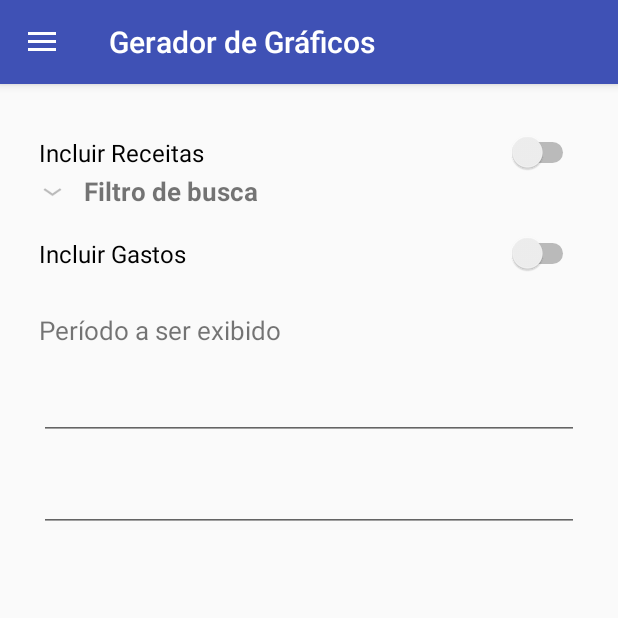
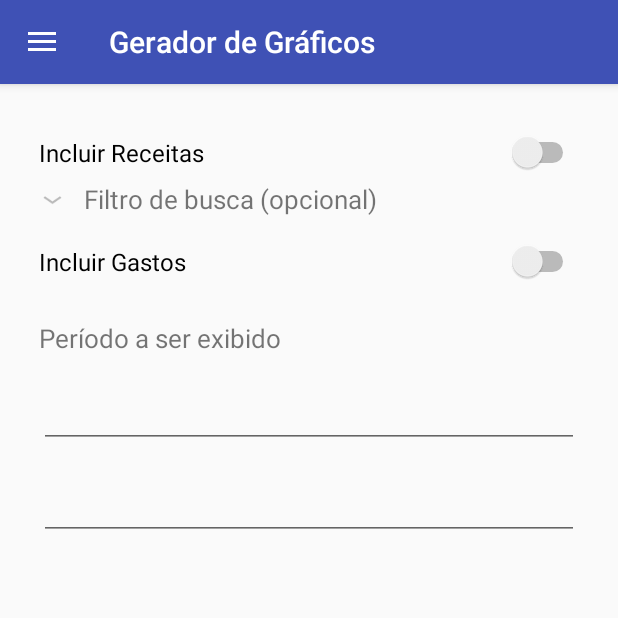
Before and after one commit to cassuci/equipe_rocket, an Android app: the screen it shows after launch (GraficoController), on a phone screen of 412 x 824 dp, the top half of it. Run offline under Robolectric (Android 15) with nearby library versions, the phone set to English and light mode, and no system bars.

Commit message:
Grafico UI alterada

```diff
--- a/app/src/main/java/com/draft/rckt/equiperocket/Grafico/ExpandableListAdapter.java
+++ b/app/src/main/java/com/draft/rckt/equiperocket/Grafico/ExpandableListAdapter.java
@@ -6,6 +6,7 @@ import android.view.LayoutInflater;
 import android.view.View;
 import android.view.ViewGroup;
 import android.widget.BaseExpandableListAdapter;
+import android.widget.CheckBox;
 import android.widget.TextView;
 
 import com.draft.rckt.equiperocket.R;
@@ -53,7 +54,7 @@ public class ExpandableListAdapter extends BaseExpandableListAdapter {
             convertView = infalInflater.inflate(R.layout.listitem_grafico_filtro_receita, null);
         }
 
-        TextView txtListChild = (TextView) convertView
+        CheckBox txtListChild = (CheckBox) convertView
                 .findViewById(R.id.listItem_grafico_filtro_receita_item);
 
         txtListChild.setText(childText);
@@ -93,7 +94,7 @@ public class ExpandableListAdapter extends BaseExpandableListAdapter {
 
         TextView lblListHeader = (TextView) convertView
                 .findViewById(R.id.listGroup_grafico_filtro_receita_header);
-        lblListHeader.setTypeface(null, Typeface.BOLD);
+//        lblListHeader.setTypeface(null, Typeface);
         lblListHeader.setText(headerTitle);
 
         return convertView;
--- a/app/src/main/java/com/draft/rckt/equiperocket/Grafico/GraficoController.java
+++ b/app/src/main/java/com/draft/rckt/equiperocket/Grafico/GraficoController.java
@@ -71,7 +71,7 @@ public class GraficoController extends AppCompatActivity
         listDataChild = new HashMap<String, List<String>>();
 
         // Adding child data
-        listDataHeader.add("Filtro de busca");
+        listDataHeader.add("Filtro de busca (opcional)");
 
         // Adding child data
         List<String> filtros = new ArrayList<String>();
--- a/app/src/main/res/layout/content_grafico_controller.xml
+++ b/app/src/main/res/layout/content_grafico_controller.xml
@@ -28,6 +28,7 @@
     <ExpandableListView
         android:id="@+id/expandableList_grafico_receita_filtro"
         android:divider="@color/mdtp_dark_gray"
+        android:layout_marginTop="5dp"
         android:indicatorLeft="?android:attr/expandableListPreferredChildIndicatorLeft"
         android:layout_width="match_parent"
         android:layout_height="wrap_content"
--- a/app/src/main/res/layout/listitem_grafico_filtro_receita.xml
+++ b/app/src/main/res/layout/listitem_grafico_filtro_receita.xml
@@ -4,11 +4,11 @@
     android:layout_height="55dp"
     android:orientation="vertical" >
 
-    <TextView
+    <CheckBox
         android:id="@+id/listItem_grafico_filtro_receita_item"
         android:layout_width="fill_parent"
         android:layout_height="wrap_content"
-        android:textSize="17dip"
+        android:textSize="17sp"
         android:paddingTop="5dp"
         android:paddingBottom="5dp"
         android:paddingLeft="?android:attr/expandableListPreferredChildPaddingLeft" />
```
